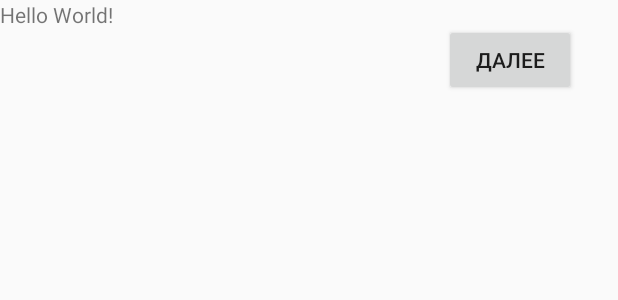
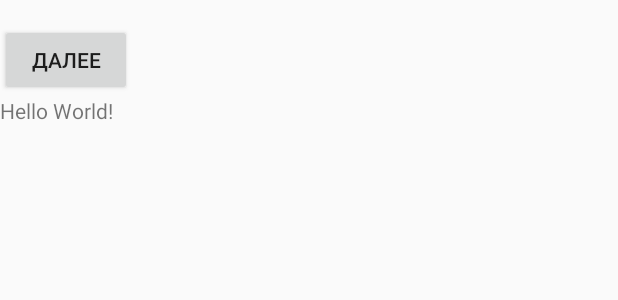
Before and after one commit to denlog1977/6.1.1.LoggingOfTheLifeCycleActiviti, an Android app: the layout activity_main.xml on its own in the app's theme, with its tools: preview values and no code run, on a phone screen of 412 x 824 dp. Shown: the top 300 px of the screen. Run offline under Robolectric (Android 15) with nearby library versions, the phone set to English and light mode, and no system bars.

```diff
--- a/app/src/main/java/com/example/a611loggingofthelifecycleactiviti/MainActivity.java
+++ b/app/src/main/java/com/example/a611loggingofthelifecycleactiviti/MainActivity.java
@@ -114,6 +114,9 @@ public class MainActivity extends AppCompatActivity {
         TextView textView = findViewById(R.id.tv);
         textView.append("\n" + textMessage);
         return super.onKeyDown(keyCode, event);
+        //return true;
+        //return false;
+
     }
 
 
--- a/app/src/main/res/layout/activity_main.xml
+++ b/app/src/main/res/layout/activity_main.xml
@@ -6,21 +6,28 @@
     android:layout_height="match_parent"
     tools:context=".MainActivity">
 
-    <TextView
-        android:id="@+id/tv"
-        android:layout_width="411dp"
-        android:layout_height="731dp"
-        android:text="Hello World!" />
+    <ScrollView
+        android:layout_width="match_parent"
+        android:layout_height="match_parent">
 
-    <Button
-        android:id="@+id/button"
-        android:layout_width="wrap_content"
-        android:layout_height="wrap_content"
-        android:layout_marginTop="16dp"
-        android:text="@string/buttonNext"
-        app:layout_constraintEnd_toEndOf="parent"
-        app:layout_constraintHorizontal_bias="0.913"
-        app:layout_constraintStart_toStartOf="parent"
-        app:layout_constraintTop_toTopOf="parent" />
+        <LinearLayout
+            android:layout_width="match_parent"
+            android:layout_height="wrap_content"
+            android:orientation="vertical" >
+
+            <Button
+                android:id="@+id/button"
+                android:layout_width="wrap_content"
+                android:layout_height="wrap_content"
+                android:layout_marginTop="16dp"
+                android:text="@string/buttonNext" />
+
+            <TextView
+                android:id="@+id/tv"
+                android:layout_width="match_parent"
+                android:layout_height="652dp"
+                android:text="Hello World!" />
+        </LinearLayout>
+    </ScrollView>
 
 </androidx.constraintlayout.widget.ConstraintLayout>
```
Also changed, not shown: app/src/main/java/com/example/a611loggingofthelifecycleactiviti/Activity2.java (+24 -0 lines).
